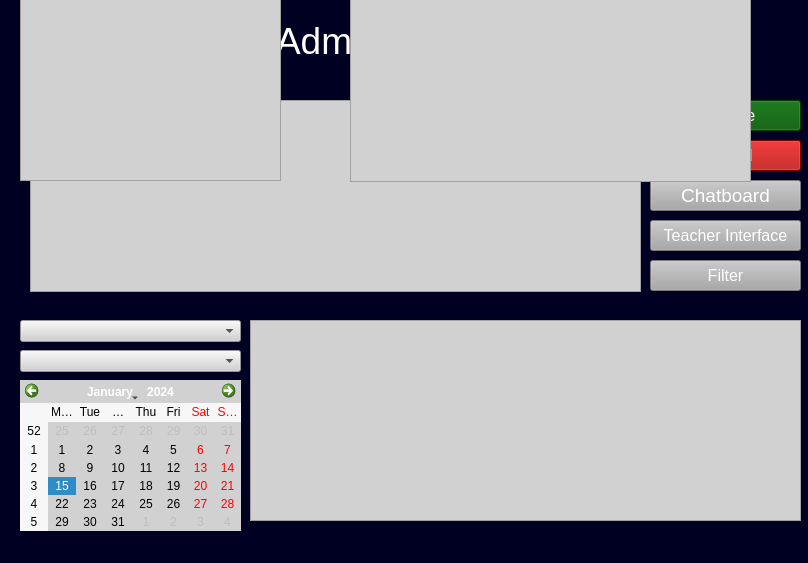
Qt form admin.ui (bakisgan/Campus_Pulse_v02) before a commit.
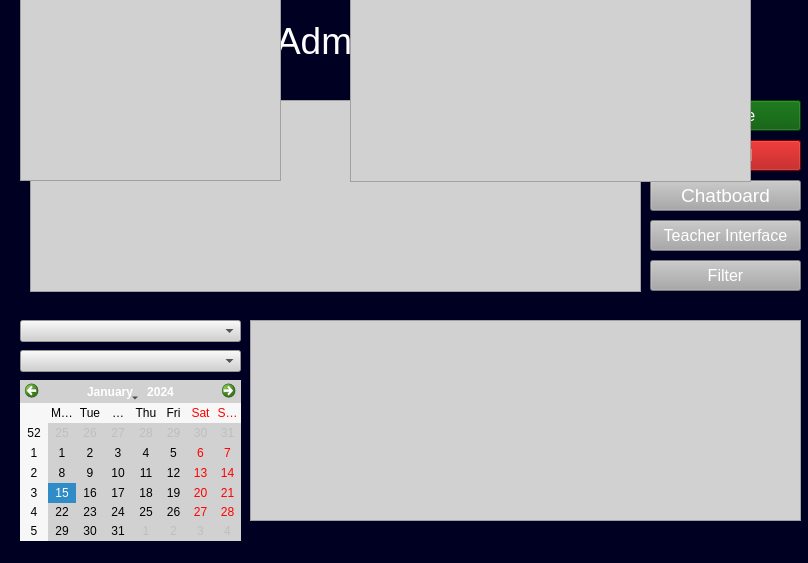
The same form after that commit.

Patch:
```diff
--- a/admin.ui
+++ b/admin.ui
@@ -178,7 +178,7 @@
       <x>20</x>
       <y>380</y>
       <width>221</width>
-      <height>151</height>
+      <height>161</height>
      </rect>
     </property>
     <property name="styleSheet">
```
